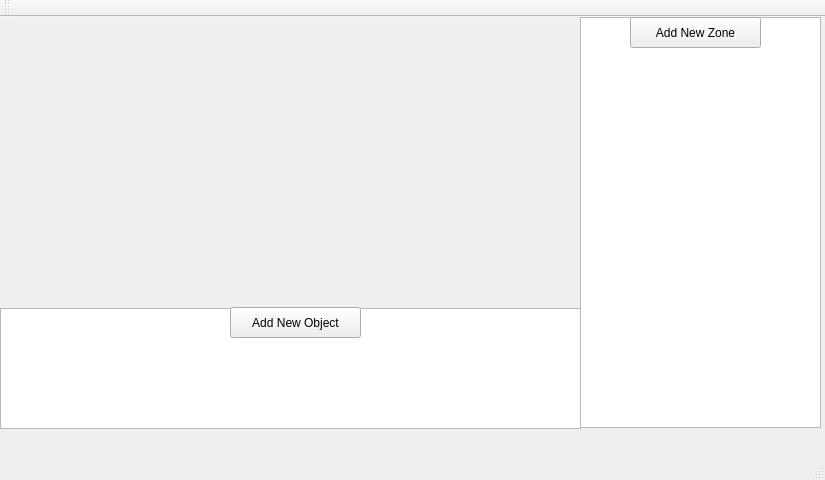
Above: mainwindow.ui from ms337/yoloV3RaspberryPi before the change. Below: the same form after it.
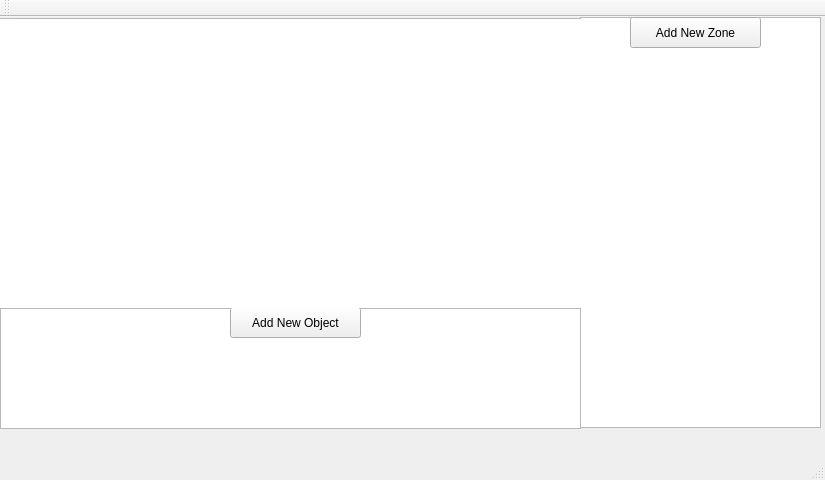
That is the form after the change.

The edit to the form file:
```diff
--- a/mainwindow.ui
+++ b/mainwindow.ui
@@ -95,6 +95,16 @@
       <string/>
      </property>
     </widget>
+    <widget class="QGraphicsView" name="graphicsView">
+     <property name="geometry">
+      <rect>
+       <x>-5</x>
+       <y>1</y>
+       <width>591</width>
+       <height>291</height>
+      </rect>
+     </property>
+    </widget>
    </widget>
   </widget>
   <widget class="QMenuBar" name="menuBar">
```
Left out of the diff: 2 changed lines with no effect on the pictures.
